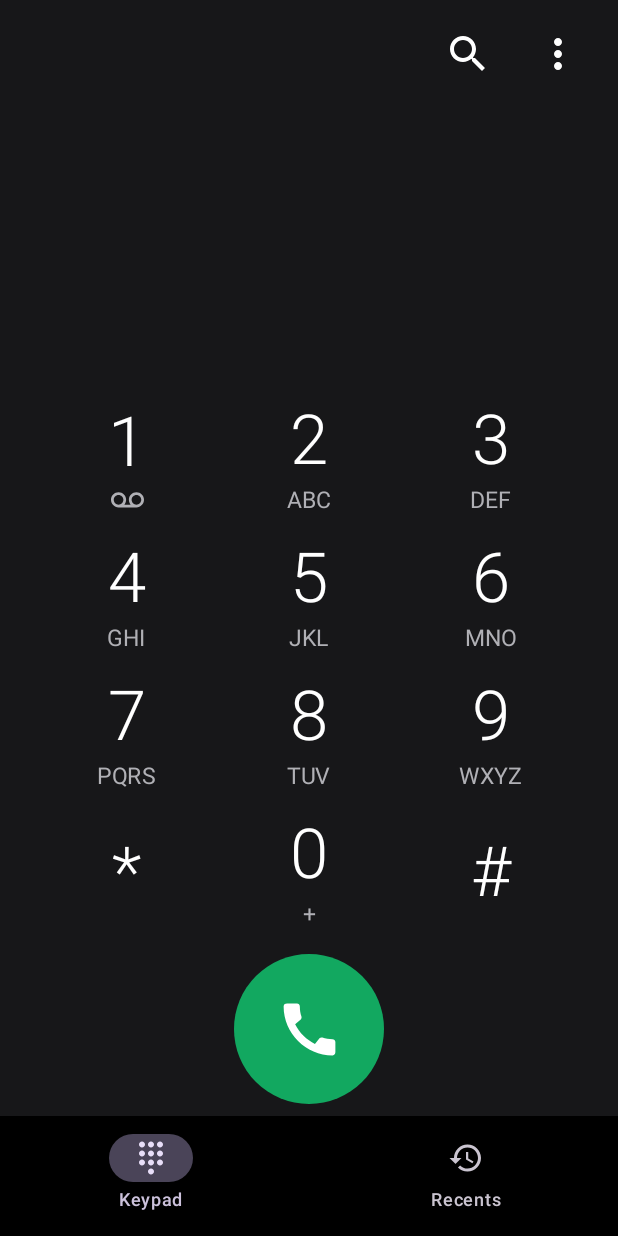
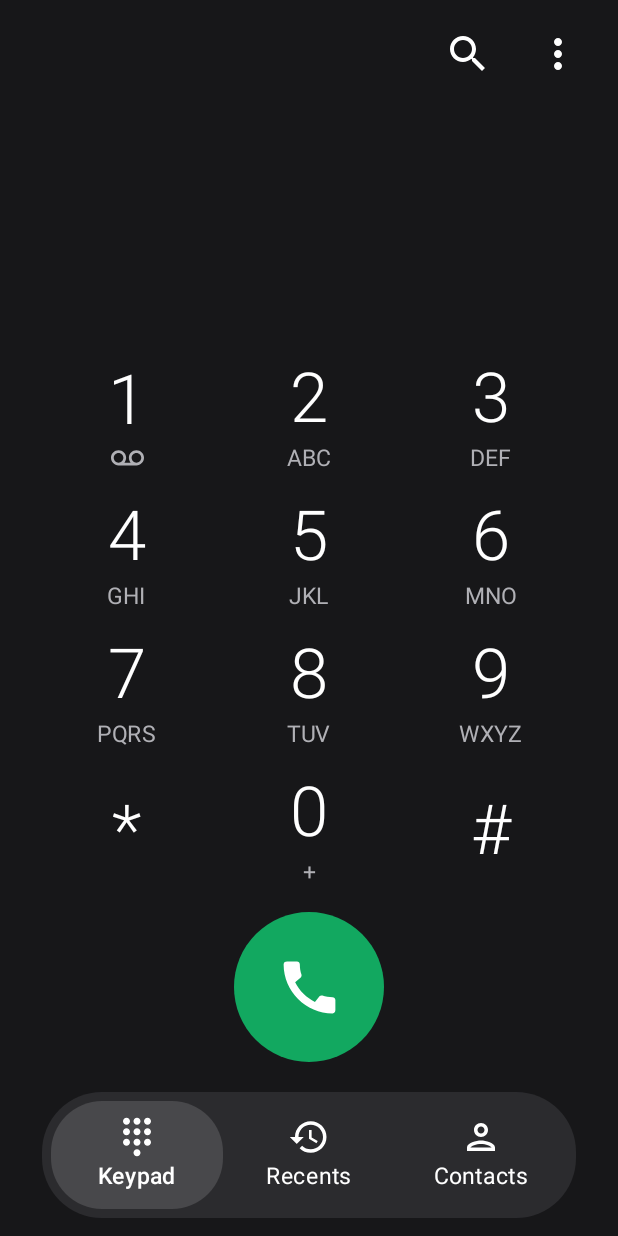
Before and after one commit to aisavexa-design/phone_s, an Android app built with Jetpack Compose: the screen it shows after launch (MainActivity), on a phone screen of 412 x 824 dp. Run offline under Robolectric (Android 15) with nearby library versions, the phone set to English and light mode, and no system bars.

Commit message:
Update MainActivity.kt

```diff
--- a/app/src/main/java/com/phones/dialer/MainActivity.kt
+++ b/app/src/main/java/com/phones/dialer/MainActivity.kt
@@ -9,16 +9,31 @@ import androidx.activity.compose.rememberLauncherForActivityResult
 import androidx.activity.compose.setContent
 import androidx.activity.result.contract.ActivityResultContracts
 import androidx.compose.animation.Crossfade
+import androidx.compose.animation.animateColorAsState
+import androidx.compose.animation.core.Spring
+import androidx.compose.animation.core.spring
 import androidx.compose.animation.core.tween
-import androidx.compose.foundation.layout.padding
+import androidx.compose.foundation.background
+import androidx.compose.foundation.clickable
+import androidx.compose.foundation.layout.*
+import androidx.compose.foundation.shape.RoundedCornerShape
 import androidx.compose.material.icons.Icons
 import androidx.compose.material.icons.filled.Dialpad
 import androidx.compose.material.icons.filled.History
-import androidx.compose.material3.*
+import androidx.compose.material.icons.outlined.Person
+import androidx.compose.material3.Icon
+import androidx.compose.material3.Scaffold
+import androidx.compose.material3.Text
 import androidx.compose.runtime.*
+import androidx.compose.ui.Alignment
 import androidx.compose.ui.Modifier
+import androidx.compose.ui.draw.clip
 import androidx.compose.ui.graphics.Color
+import androidx.compose.ui.graphics.vector.ImageVector
 import androidx.compose.ui.platform.LocalContext
+import androidx.compose.ui.text.font.FontWeight
+import androidx.compose.ui.unit.dp
+import androidx.compose.ui.unit.sp
 import androidx.core.content.ContextCompat
 
 class MainActivity : ComponentActivity() {
@@ -64,22 +79,54 @@ fun App(initialNumber: String) {
 
     var tab by remember { mutableIntStateOf(0) }
     Scaffold(
-        containerColor = Color.Black,
-        bottomBar = {
-            NavigationBar(containerColor = Color.Black) {
-                NavigationBarItem(
-                    selected = tab == 0, onClick = { tab = 0 },
-                    icon = { Icon(Icons.Filled.Dialpad, null) }, label = { Text("Keypad") }
-                )
-                NavigationBarItem(
-                    selected = tab == 1, onClick = { tab = 1 },
-                    icon = { Icon(Icons.Filled.History, null) }, label = { Text("Recents") }
-                )
-            }
-        }
+        containerColor = SamBg,
+        bottomBar = { SamNavBar(tab) { tab = it } }
     ) { pad ->
         Crossfade(tab, Modifier.padding(pad), animationSpec = tween(180), label = "tabs") {
-            if (it == 0) DialpadScreen(initialNumber) else RecentsScreen(granted)
+            when (it) {
+                0 -> DialpadScreen(initialNumber)
+                1 -> RecentsScreen(granted)
+                else -> ContactsScreen(granted)
+            }
         }
     }
 }
+
+@Composable
+fun SamNavBar(tab: Int, onTab: (Int) -> Unit) {
+    Box(
+        Modifier.fillMaxWidth().background(SamBg).padding(horizontal = 28.dp, vertical = 12.dp),
+        contentAlignment = Alignment.Center
+    ) {
+        Row(
+            Modifier.fillMaxWidth().clip(RoundedCornerShape(40.dp))
+                .background(SamNav).padding(6.dp)
+        ) {
+            NavItem("Keypad", Icons.Filled.Dialpad, tab == 0, Modifier.weight(1f)) { onTab(0) }
+            NavItem("Recents", Icons.Filled.History, tab == 1, Modifier.weight(1f)) { onTab(1) }
+            NavItem("Contacts", Icons.Outlined.Person, tab == 2, Modifier.weight(1f)) { onTab(2) }
+        }
+    }
+}
+
+@Composable
+private fun NavItem(
+    label: String, icon: ImageVector, selected: Boolean,
+    modifier: Modifier, onClick: () -> Unit
+) {
+    val bg by animateColorAsState(
+        if (selected) SamNavSel else Color.Transparent,
+        spring(stiffness = Spring.StiffnessMedium), label = "nav"
+    )
+    Column(
+        modifier.clip(RoundedCornerShape(34.dp)).background(bg)
+            .clickable(onClick = onClick).padding(vertical = 10.dp),
+        horizontalAlignment = Alignment.CenterHorizontally
+    ) {
+        Icon(icon, null, tint = Color.White, modifier = Modifier.size(28.dp))
+        Text(
+            label, color = Color.White, fontSize = 15.sp,
+            fontWeight = if (selected) FontWeight.SemiBold else FontWeight.Normal
+        )
+    }
+}
```
